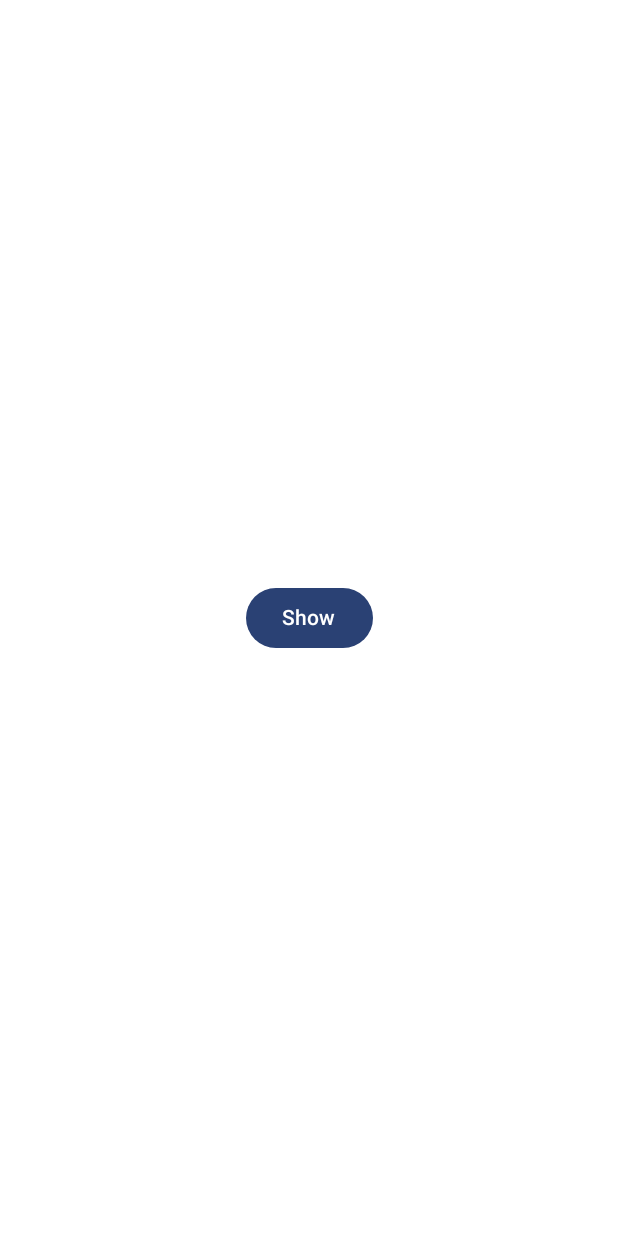
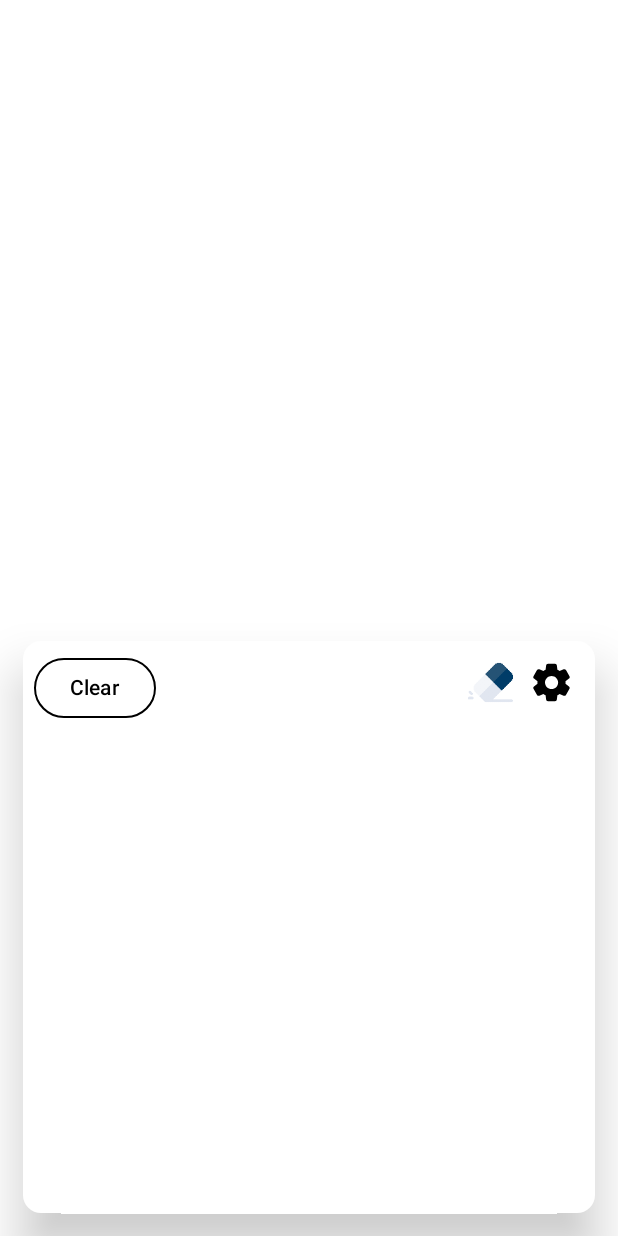
Before and after one commit to eflexcode/LearnNsibidiRadicals, an Android app built with Jetpack Compose: the screen it shows after launch (MainActivity), on a phone screen of 412 x 824 dp. Run offline under Robolectric (Android 15) with nearby library versions, the phone set to English and light mode, and no system bars; our stand-ins replace accompanist; libraries missing offline, so code that uses them is left out: com.github.skydoves.colorpicker; pictures from the network do not load; Roboto replaces fonts that are not available here; 1 statement that could not run was skipped.

Commit message:
working on drawing pad

```diff
--- a/app/src/main/java/com/larrex/learnnsibidiradicals/ui/screens/HomeScreen.kt
+++ b/app/src/main/java/com/larrex/learnnsibidiradicals/ui/screens/HomeScreen.kt
@@ -5,9 +5,12 @@ import android.content.SharedPreferences
 import android.graphics.Bitmap
 import android.graphics.RectF
 import android.os.Handler
+import androidx.compose.foundation.BorderStroke
 import androidx.compose.foundation.Canvas
 import androidx.compose.foundation.Image
 import androidx.compose.foundation.background
+import androidx.compose.foundation.clickable
+import androidx.compose.foundation.gestures.detectDragGestures
 import androidx.compose.foundation.layout.*
 import androidx.compose.foundation.lazy.LazyColumn
 import androidx.compose.foundation.lazy.LazyRow
@@ -19,6 +22,8 @@ import androidx.compose.material.icons.Icons
 import androidx.compose.material.icons.filled.Settings
 import androidx.compose.material3.Button
 import androidx.compose.material3.ButtonDefaults
+import androidx.compose.material3.Card
+import androidx.compose.material3.CardDefaults
 import androidx.compose.material3.ExperimentalMaterial3Api
 import androidx.compose.material3.ExtendedFloatingActionButton
 import androidx.compose.material3.Icon
@@ -45,6 +50,7 @@ import androidx.compose.ui.graphics.Color
 import androidx.compose.ui.graphics.StrokeCap
 import androidx.compose.ui.graphics.asImageBitmap
 import androidx.compose.ui.graphics.drawscope.drawIntoCanvas
+import androidx.compose.ui.input.pointer.pointerInput
 import androidx.compose.ui.layout.ContentScale
 import androidx.compose.ui.platform.LocalContext
 import androidx.compose.ui.text.TextStyle
@@ -63,6 +69,7 @@ import com.google.accompanist.systemuicontroller.rememberSystemUiController
 import com.larrex.learnnsibidiradicals.R
 import com.larrex.learnnsibidiradicals.Util
 import com.larrex.learnnsibidiradicals.model.ColorItem
+import com.larrex.learnnsibidiradicals.model.DrawLine
 import com.larrex.learnnsibidiradicals.ui.conmponent.ColorComponent
 import com.larrex.learnnsibidiradicals.ui.theme.Black
 import com.larrex.learnnsibidiradicals.ui.theme.Black2
@@ -105,6 +112,11 @@ fun HomeScreen(navController: NavController) {
 
     val viewmodel = viewModel<MainViewModel>()
 
+    var currentColors by remember { mutableStateOf(Color.Black) }
+    var currentWidth by remember { mutableStateOf(5.dp) }
+
+//    var currentColors = Color.Black
+
     Box(
         modifier = Modifier
             .fillMaxSize()
@@ -112,8 +124,119 @@ fun HomeScreen(navController: NavController) {
         contentAlignment = Alignment.Center
     ) {
 
-        Button(onClick = { showSheet = true }) {
-            Text(text = "Show")
+        Column(modifier = Modifier.fillMaxWidth()) {
+
+            Box(modifier = Modifier.weight(1f)) {
+
+            }
+
+            Card(
+                modifier = Modifier
+                    .weight(1f)
+                    .fillMaxSize()
+                    .padding(15.dp),
+                colors = CardDefaults.cardColors(containerColor = Color.White),
+                elevation = CardDefaults.cardElevation(20.dp)
+            ) {
+
+                Column() {
+
+                    Row(
+                        modifier = Modifier
+                            .fillMaxWidth()
+                            .padding(7.dp), Arrangement.End
+                    ) {
+
+//                        Icon(
+//                            painter = rememberAsyncImagePainter(model = R.drawable.round_save),
+//                            contentDescription = "",
+//                            modifier = Modifier.padding(5.dp)
+//                        )
+
+                        Box(
+                            modifier = Modifier
+                                .weight(1f)
+                                .width(150.dp)
+                        ) {
+
+                            Button(
+                                onClick = { },
+                                border = BorderStroke(1.dp, Color.Black),
+                                colors = ButtonDefaults.buttonColors(containerColor = Color.Transparent),
+                                modifier = Modifier
+                            ) {
+
+                                Text(text = "Clear", color = Color.Black)
+
+                            }
+                        }
+                        Row(
+                            modifier = Modifier.weight(0.3f),
+                            verticalAlignment = Alignment.CenterVertically,
+                            horizontalArrangement = Arrangement.Center
+                        ) {
+                            Image(
+                                painter = rememberAsyncImagePainter(model = R.drawable.eraser),
+                                contentDescription = "",
+                                modifier = Modifier
+                                    .padding(5.dp)
+                                    .size(30.dp)
+                                    .clickable {
+                                        currentColors = Color.White
+                                    }
+                            )
+
+                            Icon(
+                                painter = rememberAsyncImagePainter(model = R.drawable.round_settings),
+                                contentDescription = "",
+                                modifier = Modifier
+                                    .padding(5.dp)
+                                    .size(30.dp)
+                                    .clickable { showSheet = true },
+                                tint = Color.Black
+
+                            )
+                        }
+
+
+                    }
+
+                    Canvas(modifier = Modifier
+                        .fillMaxSize()
+                        .pointerInput(true) {
+                            detectDragGestures { change, dragAmount ->
+                                change.consume()
+
+                                val line = DrawLine(
+                                    start = change.position - dragAmount,
+                                    end = change.position,
+                                    color = currentColors,
+                                    strokeWidth = currentWidth
+                                )
+
+                                viewmodel.drawLineList.add(line)
+
+                            }
+                        }, onDraw = {
+
+                        viewmodel.drawLineList.forEach { line ->
+
+                            drawLine(
+                                color = line.color,
+                                start = line.start,
+                                end = line.end,
+                                cap = StrokeCap.Round,
+                                strokeWidth = line.strokeWidth.toPx()
+                            )
+
+                        }
+
+                    })
+
+                }
+
+            }
+
         }
 
         if (showSheet) {
@@ -139,8 +262,8 @@ fun HomeScreen(navController: NavController) {
                             modifier = Modifier.padding(start = 20.dp, bottom = 7.dp),
                             fontWeight = FontWeight.Bold,
                             fontFamily = Util.quicksand,
-
-                            )
+                            color = Color.Black
+                        )
 
                         LazyRow(
                             content = {
@@ -153,6 +276,8 @@ fun HomeScreen(navController: NavController) {
                                     ) {
 
                                         viewmodel.selectedColor.value = index
+
+                                        currentColors = it.color
 
                                     }
 
@@ -169,8 +294,9 @@ fun HomeScreen(navController: NavController) {
                             modifier = Modifier.padding(start = 20.dp),
                             fontWeight = FontWeight.Bold,
                             fontFamily = Util.quicksand,
+                            color = Color.Black
 
-                            )
+                        )
 
                         Column(
                             modifier = Modifier.padding(
@@ -198,7 +324,10 @@ fun HomeScreen(navController: NavController) {
 
                             Slider(
                                 value = sliderPosition,
-                                onValueChange = { sliderPosition = it },
+                                onValueChange = {
+                                    sliderPosition = it
+                                    currentWidth = it.toInt().dp
+                                },
                                 valueRange = 5f..25f,
                                 steps = 5,
                                 colors = SliderDefaults.colors(
@@ -208,20 +337,19 @@ fun HomeScreen(navController: NavController) {
 
                         }
 
-
                     }
 
-                    Button(
-                        onClick = { },
-                        modifier = Modifier
-                            .padding(bottom = 7.dp, top = 7.dp)
-                            .width(250.dp),
-                        colors = ButtonDefaults.buttonColors(containerColor = IgboBlue)
-                    ) {
-                        Text(
-                            text = "Save", fontFamily = Util.quicksand,
-                        )
-                    }
+//                    Button(
+//                        onClick = { showSheet = false },
+//                        modifier = Modifier
+//                            .padding(bottom = 7.dp, top = 7.dp)
+//                            .width(250.dp),
+//                        colors = ButtonDefaults.buttonColors(containerColor = IgboBlue)
+//                    ) {
+//                        Text(
+//                            text = "Save", fontFamily = Util.quicksand,
+//                        )
+//                    }
 
                 }
 
--- a/app/src/main/java/com/larrex/learnnsibidiradicals/ui/viewmodel/MainViewModel.kt
+++ b/app/src/main/java/com/larrex/learnnsibidiradicals/ui/viewmodel/MainViewModel.kt
@@ -1,10 +1,13 @@
 package com.larrex.learnnsibidiradicals.ui.viewmodel
 
+import androidx.compose.runtime.mutableStateListOf
 import androidx.compose.runtime.mutableStateOf
 import androidx.lifecycle.ViewModel
+import com.larrex.learnnsibidiradicals.model.DrawLine
 
 class MainViewModel : ViewModel() {
 
-var selectedColor = mutableStateOf(0)
+    var selectedColor = mutableStateOf(0)
+    val drawLineList = mutableStateListOf<DrawLine>()
 
 }
--- /dev/null
+++ b/app/src/main/res/drawable/round_save.xml
@@ -0,0 +1,5 @@
+<vector android:height="24dp" android:tint="#000000"
+    android:viewportHeight="24" android:viewportWidth="24"
+    android:width="24dp" xmlns:android="http://schemas.android.com/apk/res/android">
+    <path android:fillColor="@android:color/white" android:pathData="M19,13v5c0,0.55 -0.45,1 -1,1L6,19c-0.55,0 -1,-0.45 -1,-1v-5c0,-0.55 -0.45,-1 -1,-1s-1,0.45 -1,1v6c0,1.1 0.9,2 2,2h14c1.1,0 2,-0.9 2,-2v-6c0,-0.55 -0.45,-1 -1,-1s-1,0.45 -1,1zM13,12.67l1.88,-1.88c0.39,-0.39 1.02,-0.39 1.41,0 0.39,0.39 0.39,1.02 0,1.41l-3.59,3.59c-0.39,0.39 -1.02,0.39 -1.41,0L7.7,12.2c-0.39,-0.39 -0.39,-1.02 0,-1.41 0.39,-0.39 1.02,-0.39 1.41,0L11,12.67L11,4c0,-0.55 0.45,-1 1,-1s1,0.45 1,1v8.67z"/>
+</vector>
--- /dev/null
+++ b/app/src/main/res/drawable/round_settings.xml
@@ -0,0 +1,5 @@
+<vector android:height="24dp" android:tint="#000000"
+    android:viewportHeight="24" android:viewportWidth="24"
+    android:width="24dp" xmlns:android="http://schemas.android.com/apk/res/android">
+    <path android:fillColor="@android:color/white" android:pathData="M19.5,12c0,-0.23 -0.01,-0.45 -0.03,-0.68l1.86,-1.41c0.4,-0.3 0.51,-0.86 0.26,-1.3l-1.87,-3.23c-0.25,-0.44 -0.79,-0.62 -1.25,-0.42l-2.15,0.91c-0.37,-0.26 -0.76,-0.49 -1.17,-0.68l-0.29,-2.31C14.8,2.38 14.37,2 13.87,2h-3.73C9.63,2 9.2,2.38 9.14,2.88L8.85,5.19c-0.41,0.19 -0.8,0.42 -1.17,0.68L5.53,4.96c-0.46,-0.2 -1,-0.02 -1.25,0.42L2.41,8.62c-0.25,0.44 -0.14,0.99 0.26,1.3l1.86,1.41C4.51,11.55 4.5,11.77 4.5,12s0.01,0.45 0.03,0.68l-1.86,1.41c-0.4,0.3 -0.51,0.86 -0.26,1.3l1.87,3.23c0.25,0.44 0.79,0.62 1.25,0.42l2.15,-0.91c0.37,0.26 0.76,0.49 1.17,0.68l0.29,2.31C9.2,21.62 9.63,22 10.13,22h3.73c0.5,0 0.93,-0.38 0.99,-0.88l0.29,-2.31c0.41,-0.19 0.8,-0.42 1.17,-0.68l2.15,0.91c0.46,0.2 1,0.02 1.25,-0.42l1.87,-3.23c0.25,-0.44 0.14,-0.99 -0.26,-1.3l-1.86,-1.41C19.49,12.45 19.5,12.23 19.5,12zM12.04,15.5c-1.93,0 -3.5,-1.57 -3.5,-3.5s1.57,-3.5 3.5,-3.5s3.5,1.57 3.5,3.5S13.97,15.5 12.04,15.5z"/>
+</vector>
```
Also changed, not shown: app/src/main/java/com/larrex/learnnsibidiradicals/model/DrawLine.kt (added, +14 -0 lines), app/src/main/res/drawable/eraser.png (added).
